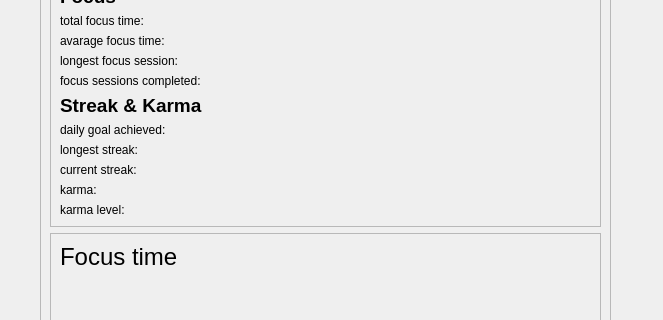
Old version of the form ui/statistics.ui in the repository dop14/monkmode; both pictures show x 0 to 663 and y 99 to 419 of the 663 by 658 pixel window.
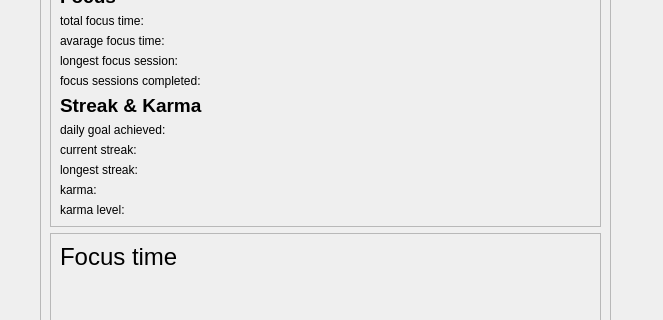
New version of the form.

Commit message: statistics added, refined

```diff
--- a/ui/statistics.ui
+++ b/ui/statistics.ui
@@ -130,16 +130,16 @@
          </widget>
         </item>
         <item>
-         <widget class="QLabel" name="longest_streak">
+         <widget class="QLabel" name="current_streak">
           <property name="text">
-           <string>longest streak:</string>
+           <string>current streak:</string>
           </property>
          </widget>
         </item>
         <item>
-         <widget class="QLabel" name="current_streak">
+         <widget class="QLabel" name="longest_streak">
           <property name="text">
-           <string>current streak:</string>
+           <string>longest streak:</string>
           </property>
          </widget>
         </item>
```
The commit also changes 12 other files.
